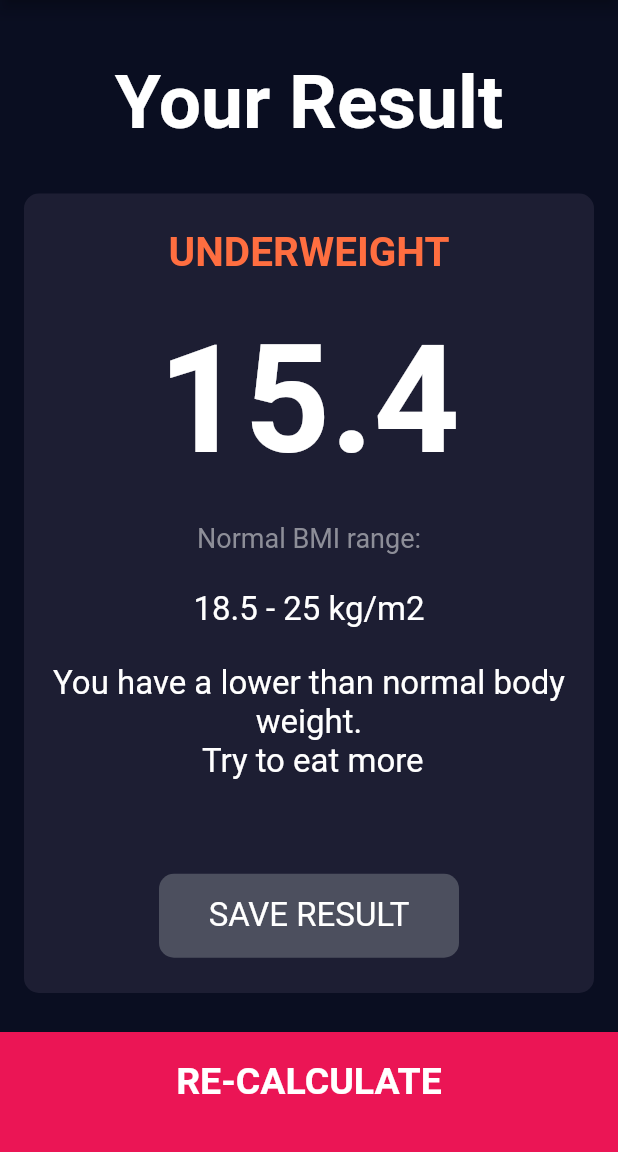
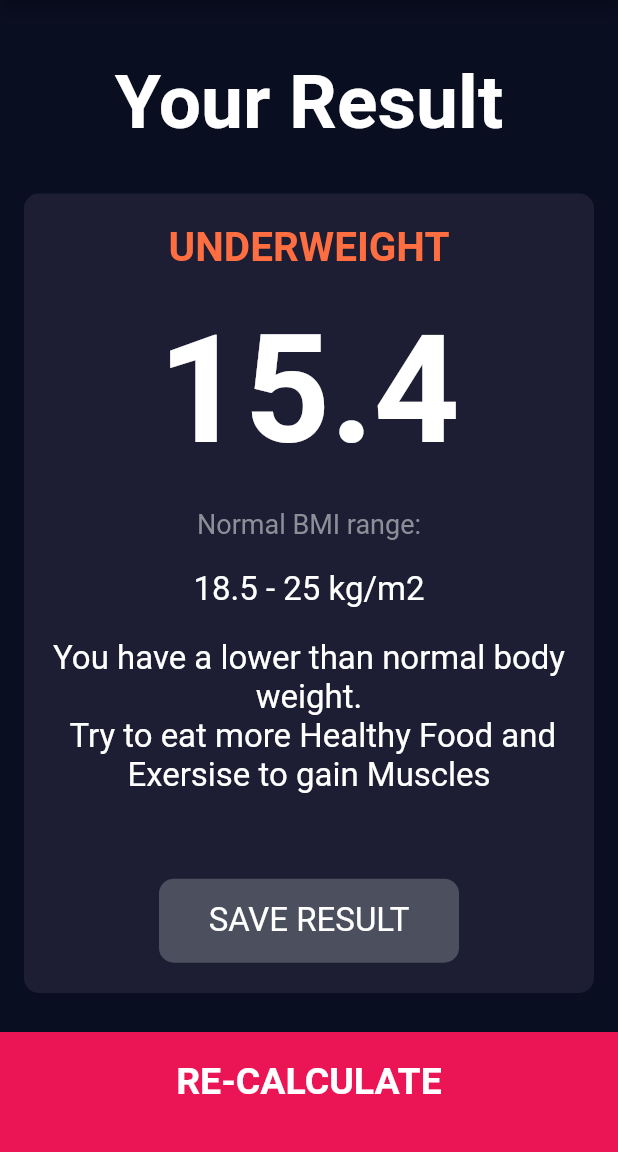
Before and after one commit to Mahati2/BMI-, a Flutter app: the screen it shows after launch, after a tap on "CALCULATE", on a phone screen of 412 x 824 dp, the part 84-1236 px from its top. Run offline on Flutter 3.47's test engine with Material 2 defaults, Android fonts, the phone set to English and light mode, and no system bars; our stand-ins replace font_awesome_flutter.

Commit message:
Updating In code

```diff
--- a/lib/calculator_brain.dart
+++ b/lib/calculator_brain.dart
@@ -24,11 +24,11 @@ class Calculate {
 
   String getAdvise() {
     if (_bmi >= 25) {
-      return 'You have a more than normal body weight.\n Try to do more Exercise';
+      return 'You have a more than normal body weight.\n Try to do more Exercise and Have a proper Diet';
     } else if (_bmi > 18.5) {
-      return 'You have a normal body weight.\nGood job!';
+      return 'You have a normal body weight.\nGood job!Keep Working Like this.';
     } else {
-      return 'You have a lower than normal body weight.\n Try to eat more';
+      return 'You have a lower than normal body weight.\n Try to eat more Healthy Food and Exersise to gain Muscles ';
     }
   }
 
```
